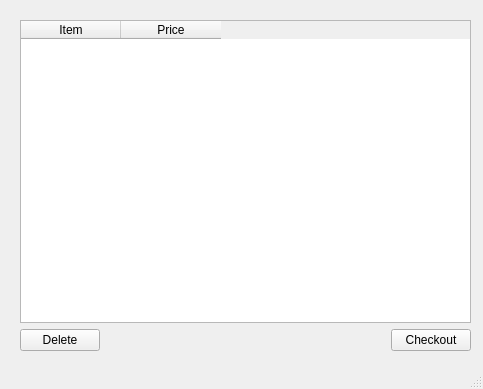
The window that Project02 - QT Pet Database/src/PetDatabase/cartwindow.ui (tonysulfaro/CSE-335-Projects) describes before a commit, drawn with Qt 5.
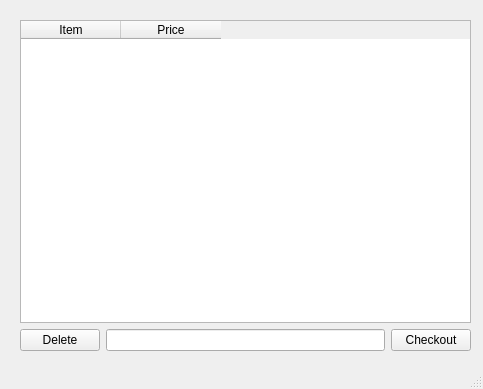
The same window after the commit.

The edit to the form file:
```diff
--- a/Project02 - QT Pet Database/src/PetDatabase/cartwindow.ui
+++ b/Project02 - QT Pet Database/src/PetDatabase/cartwindow.ui
@@ -48,17 +48,7 @@
         </widget>
        </item>
        <item>
-        <spacer name="horizontalSpacer">
-         <property name="orientation">
-          <enum>Qt::Horizontal</enum>
-         </property>
-         <property name="sizeHint" stdset="0">
-          <size>
-           <width>40</width>
-           <height>20</height>
-          </size>
-         </property>
-        </spacer>
+        <widget class="QLineEdit" name="lineSavings"/>
        </item>
        <item>
         <widget class="QPushButton" name="Button_Checkout">
```
